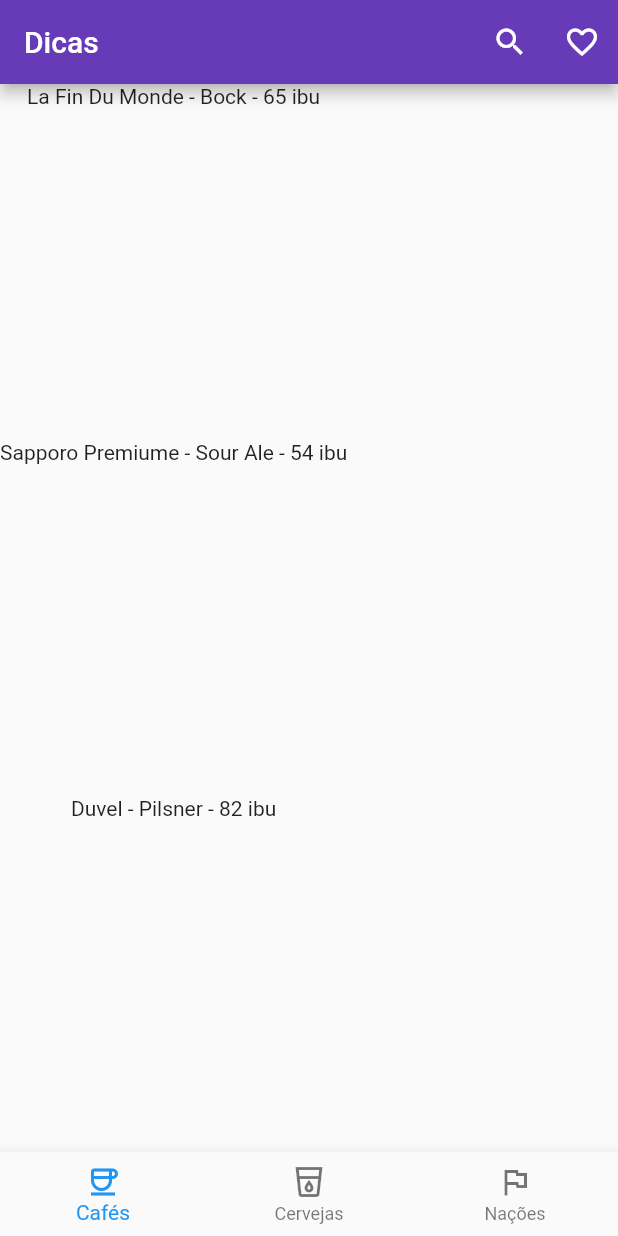
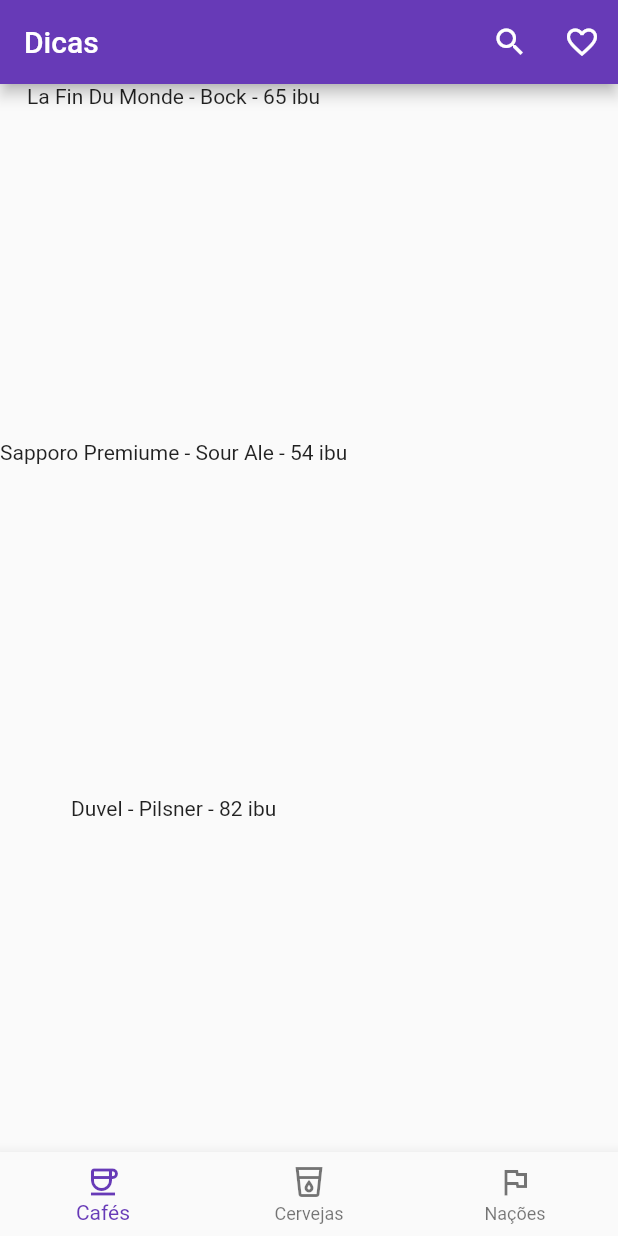
Before and after one commit to SusuGostoso/Susu-POO-I, a Flutter app: the screen it shows after launch, on a phone screen of 412 x 824 dp. Run offline on Flutter 3.47's test engine with Material 2 defaults, Android fonts, the light colour scheme and no system bars.

Commit message:
Tarefa 3 [Receita 2] - Exer. 3 fin.: Criar uma caixa o componente do aplicativo principal

```diff
--- a/lib/main.dart
+++ b/lib/main.dart
@@ -1,7 +1,7 @@
 import 'package:flutter/material.dart';
 
 class NewNavBar extends StatelessWidget {
-  NewNavBar();
+  const NewNavBar({super.key});
 
   void botaoFoiTocado(int index) {
     print("Tocaram no botão $index");
@@ -51,7 +51,7 @@
 }
 
 class NewAppBar extends AppBar {
-  NewAppBar() //Já tinha feito anteriormente
+  NewAppBar()
       : super(
           title: Text("Dicas"),
           backgroundColor: Colors.deepPurple,
@@ -68,14 +68,23 @@
         );
 }
 
-void main() {
-  MaterialApp app = MaterialApp(
+class MyApp extends StatelessWidget {
+  const MyApp();
+
+  @override
+  Widget build(BuildContext context) {
+    return MaterialApp(
+      theme: ThemeData(primarySwatch: Colors.deepPurple),
       home: Scaffold(
         appBar: NewAppBar(),
         body: NewBody(),
         bottomNavigationBar: NewNavBar(),
       ),
     );
+  }
+}
 
+void main() {
+  MyApp app = const MyApp();
   runApp(app);
 }
```
Lines whose indentation alone changed are shown as unchanged.
